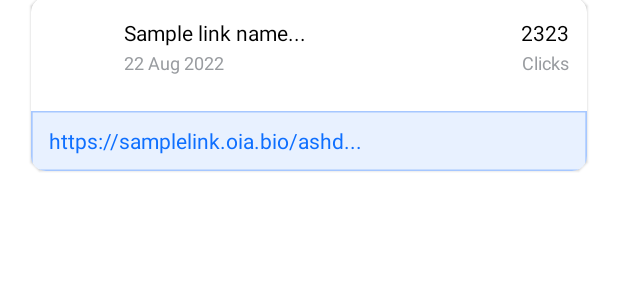
After one commit to Shijas-T/Listed, an Android app: the layout single_link.xml on its own in the app's theme, with its tools: preview values and no code run, on a phone screen of 412 x 824 dp. The commit adds this screen. Shown: the top 300 px of the screen. Run offline under Robolectric (Android 15) with nearby library versions, the phone set to English and light mode, and no system bars; network calls fail.

```diff
--- a/app/build.gradle
+++ b/app/build.gradle
@@ -38,4 +38,5 @@ dependencies {
 
     implementation 'com.android.volley:volley:1.2.1'
     implementation 'com.jjoe64:graphview:4.2.2'
+    implementation 'com.squareup.picasso:picasso:2.5.2'
 }
--- /dev/null
+++ b/app/src/main/res/drawable/rectangle.xml
@@ -0,0 +1,24 @@
+<?xml version="1.0" encoding="utf-8"?>
+<vector
+    xmlns:android="http://schemas.android.com/apk/res/android"
+    xmlns:aapt="http://schemas.android.com/aapt"
+    android:width="328dp"
+    android:height="40dp"
+    android:viewportWidth="328"
+    android:viewportHeight="40"
+    >
+    <group>
+        <clip-path
+            android:pathData="M0 0H328V40H0V0Z"
+            />
+        <path
+            android:pathData="M0 0V40H328V0"
+            android:fillColor="#E8F1FF"
+            />
+        <path
+            android:pathData="M0 0H328V40H0V0Z"
+            android:strokeWidth="2"
+            android:strokeColor="#A6C7FF"
+            />
+    </group>
+</vector>
--- a/app/src/main/res/layout/activity_main.xml
+++ b/app/src/main/res/layout/activity_main.xml
@@ -237,6 +237,12 @@
                         android:id="@+id/chip_recent_links"/>
                 </com.google.android.material.chip.ChipGroup>
 
+                <!--Recycler View-->
+                <androidx.recyclerview.widget.RecyclerView
+                    android:layout_width="match_parent"
+                    android:layout_height="wrap_content"
+                    android:id="@+id/recyclerview_links" />
+
             </LinearLayout>
         </LinearLayout>
     </ScrollView>
--- /dev/null
+++ b/app/src/main/res/layout/single_link.xml
@@ -0,0 +1,95 @@
+<?xml version="1.0" encoding="utf-8"?>
+<LinearLayout xmlns:android="http://schemas.android.com/apk/res/android"
+    android:layout_width="match_parent"
+    android:layout_height="wrap_content"
+    xmlns:app="http://schemas.android.com/apk/res-auto"
+    android:id="@+id/single_link">
+
+    <com.google.android.material.card.MaterialCardView
+        android:layout_width="match_parent"
+        android:layout_height="wrap_content"
+        app:cardUseCompatPadding="true"
+        app:cardElevation="1dp"
+        app:cardCornerRadius="10dp"
+        android:id="@+id/card_link"
+        android:layout_marginHorizontal="15dp"
+        android:layout_marginBottom="15dp"
+        android:layout_gravity="center">
+        <RelativeLayout
+            android:layout_width="match_parent"
+            android:layout_height="match_parent">
+            <ImageView
+                android:layout_width="50dp"
+                android:layout_height="50dp"
+                android:id="@+id/img_view_link"/>
+
+            <TextView
+                android:id="@+id/tv_title"
+                android:layout_width="wrap_content"
+                android:layout_height="wrap_content"
+                android:layout_marginLeft="12dp"
+                android:layout_marginTop="14dp"
+                android:layout_toRightOf="@+id/img_view_link"
+                android:text="Sample link name..."
+                android:textColor="#000000"
+                android:textSize="14sp"/>
+
+            <TextView
+                android:id="@+id/tv_times_ago"
+                android:layout_width="wrap_content"
+                android:layout_height="wrap_content"
+                android:layout_marginLeft="12dp"
+                android:layout_marginTop="2dp"
+                android:layout_below="@+id/tv_title"
+                android:layout_toRightOf="@+id/img_view_link"
+                android:text="22 Aug 2022"
+                android:textColor="#999CA0"
+                android:textSize="12sp"/>
+
+            <TextView
+                android:id="@+id/tv_total_clicks"
+                android:layout_width="wrap_content"
+                android:layout_height="wrap_content"
+                android:layout_marginRight="12dp"
+                android:layout_marginTop="14dp"
+                android:layout_alignParentEnd="true"
+                android:layout_marginLeft="92dp"
+                android:text="2323"
+                android:textColor="#000000"
+                android:textSize="14sp"/>
+
+            <TextView
+                android:layout_width="wrap_content"
+                android:layout_height="wrap_content"
+                android:layout_marginRight="12dp"
+                android:layout_marginTop="2dp"
+                android:layout_alignParentEnd="true"
+                android:layout_below="@+id/tv_total_clicks"
+                android:text="Clicks"
+                android:textColor="#999CA0"
+                android:textSize="12sp"/>
+
+            <RelativeLayout
+                android:id="@+id/rectangle_8"
+                android:layout_width="match_parent"
+                android:layout_height="40dp"
+                android:layout_alignParentLeft="true"
+                android:layout_alignParentTop="true"
+                android:layout_marginTop="76dp"
+                android:background="@drawable/rectangle">
+                <TextView
+                    android:id="@+id/tv_smart_link"
+                    android:layout_width="wrap_content"
+                    android:layout_height="wrap_content"
+                    android:layout_marginRight="12dp"
+                    android:layout_marginTop="14dp"
+                    android:layout_alignParentStart="true"
+                    android:layout_marginLeft="12dp"
+                    android:layout_centerVertical="true"
+                    android:text="https://samplelink.oia.bio/ashd..."
+                    android:textColor="#0E6FFF"
+                    android:textSize="14sp"/>
+            </RelativeLayout>
+        </RelativeLayout>
+    </com.google.android.material.card.MaterialCardView>
+</LinearLayout>
```
Also changed, not shown: app/src/main/java/com/example/listed/LinkAdapter.java (added, +76 -0 lines), app/src/main/java/com/example/listed/LinkModel.java (added, +38 -0 lines), app/src/main/java/com/example/listed/MainActivity.java (+100 -23 lines).
